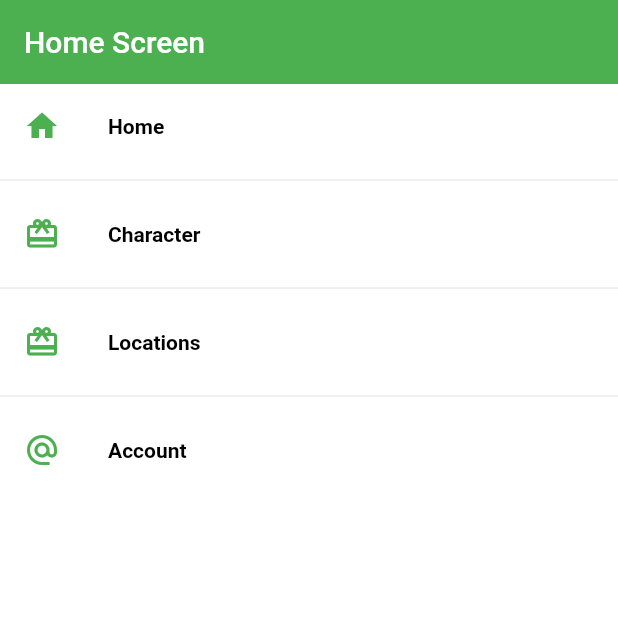
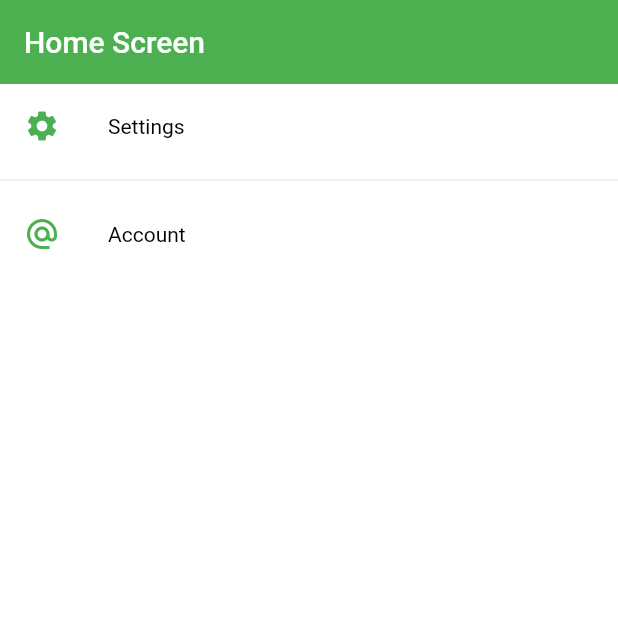
Before and after one commit to Mau-Rdz/flutter-rick-and-morty, a Flutter app: the HomeScreen screen opened directly, on a phone screen of 412 x 824 dp, the top half of it. Run offline on Flutter 3.47's test engine with Material 2 defaults, Android fonts, the phone set to English and light mode, and no system bars; our stand-ins replace shared_preferences; accounts and stored records are empty; network calls fail.

Commit message:
fixed colors and routes

```diff
--- a/lib/main.dart
+++ b/lib/main.dart
@@ -14,7 +14,7 @@ class MyApp extends StatelessWidget {
   Widget build(BuildContext context) {
     return MaterialApp(
       debugShowCheckedModeBanner: false,
-      title: 'Flutter Demo',
+      title: 'Rick and Morty',
       theme: AppTheme.lightTheme,
       initialRoute: AppRoutes.initialRoute,
       routes: AppRoutes.getAppRoutes(),
--- a/lib/router/app_router.dart
+++ b/lib/router/app_router.dart
@@ -1,29 +1,18 @@
 import 'package:flutter/material.dart';
+import 'package:practica/widgets/navigation_bar.dart';
 import 'package:practica/widgets/screens/account.dart';
-import 'package:practica/widgets/screens/characters.dart';
-import 'package:practica/widgets/screens/home.dart';
-import 'package:practica/widgets/screens/location.dart';
 import 'package:practica/models/menu_options.dart';
+import 'package:practica/widgets/screens/login.dart';
 
 class AppRoutes {
-  static const initialRoute = "home";
+  static const initialRoute = "login";
 
   static final menuOptions = <MenuOption>[
     MenuOption(
-        route: "home",
-        icon: Icons.home,
-        name: "Home",
-        screen: const HomeScreen()),
-    MenuOption(
-        route: "character",
-        icon: Icons.card_giftcard,
-        name: "Character",
-        screen: const CharacterScreen()),
-    MenuOption(
-        route: "location",
-        icon: Icons.card_giftcard,
-        name: "Locations",
-        screen: const LocationScreen()),
+        route: "settings",
+        icon: Icons.settings,
+        name: "Settings",
+        screen: const AccountScreen()),
     MenuOption(
         route: "account",
         icon: Icons.alternate_email,
@@ -34,21 +23,20 @@ class AppRoutes {
   static Map<String, Widget Function(BuildContext)> getAppRoutes() {
     Map<String, Widget Function(BuildContext)> appRoutes = {};
     for (var option in menuOptions) {
-      appRoutes.addAll({
-        option.route: (BuildContext context) => option.screen,
-      });
+      if (option.route != "login") {
+        appRoutes[option.route] = (BuildContext context) => option.screen;
+      }
     }
     return appRoutes;
   }
 
   static Map<String, Widget Function(BuildContext)> routes = {
-    '/home': (BuildContext context) => const HomeScreen(),
-    '/character': (BuildContext context) => const CharacterScreen(),
-    '/location': (BuildContext context) => const LocationScreen(),
+    '/home': (BuildContext context) => const ModeloAppBottomBarApp(),
     '/account': (BuildContext context) => const AccountScreen(),
+    '/login': (BuildContext context) => LoginCustom(),
   };
 
   static Route<dynamic> onGenerateRoute(RouteSettings setting) {
-    return MaterialPageRoute(builder: (context) => const HomeScreen());
+    return MaterialPageRoute(builder: (context) => LoginCustom());
   }
 }
--- a/lib/theme/app_theme.dart
+++ b/lib/theme/app_theme.dart
@@ -7,6 +7,9 @@ class AppTheme {
     primaryColor: primary,
     appBarTheme: const AppBarTheme(color: primary, elevation: 0),
     scaffoldBackgroundColor: Colors.black,
+    textTheme: const TextTheme(
+        bodyLarge: TextStyle(color: Colors.black, fontWeight: FontWeight.bold),
+        bodyMedium: TextStyle(color: Colors.white))
   );
 
   static final ThemeData lightTheme = ThemeData.light().copyWith(
@@ -14,7 +17,6 @@ class AppTheme {
       appBarTheme: const AppBarTheme(color: primary, elevation: 0),
       scaffoldBackgroundColor: Colors.white,
       textTheme: const TextTheme(
-          bodyLarge:
-              TextStyle(color: Colors.black, fontWeight: FontWeight.bold),
+          bodyLarge: TextStyle(color: Colors.white, fontWeight: FontWeight.bold),
           bodyMedium: TextStyle(color: Colors.black)));
 }
--- a/lib/widgets/characters/character.dart
+++ b/lib/widgets/characters/character.dart
@@ -4,7 +4,6 @@ class CharacterList extends StatelessWidget {
   final List<Map<String, dynamic>> characters;
 
   const CharacterList({super.key, required this.characters});
-
   @override
   Widget build(BuildContext context) {
     return SingleChildScrollView(
@@ -35,6 +34,7 @@ class MyDataWidget extends StatelessWidget {
     return ListTile(
       title: Text(name),
       subtitle: Text(data["species"] ?? 'No species'),
+      textColor: Theme.of(context).textTheme.bodyMedium!.color
       // Add more widgets as needed based on your data structure.
     );
   }
--- a/lib/widgets/forms/form.dart
+++ b/lib/widgets/forms/form.dart
@@ -21,6 +21,7 @@ class EmailField extends StatelessWidget with Utils {
               icon: Icon(Icons.email),
               border: OutlineInputBorder(),
             ),
+            style: TextStyle(color: Theme.of(context).textTheme.bodyMedium!.color),
         ),
       ),
     );
@@ -47,6 +48,7 @@ class PasswordField extends StatelessWidget with Utils {
             icon: Icon(Icons.lock), // You can use the lock icon for passwords
             border: OutlineInputBorder(),
           ),
+          style: TextStyle(color: Theme.of(context).textTheme.bodyMedium!.color),
         ),
       ),
     );
@@ -66,8 +68,8 @@ class ErrorMessage extends StatelessWidget with Utils {
         width: setWidth(context, widthPercent: 90),
         child: Text(
           message,
-          style: const TextStyle(
-            color: Colors.green,
+          style: TextStyle(
+            color: Theme.of(context).primaryColor,
             fontSize: 20,
           ),
         ),
--- a/lib/widgets/locations/location.dart
+++ b/lib/widgets/locations/location.dart
@@ -35,6 +35,7 @@ class MyDataWidget extends StatelessWidget {
     return ListTile(
       title: Text(name),
       subtitle: Text(data["dimension"] ?? 'No dimension'),
+      textColor: Theme.of(context).textTheme.bodyMedium!.color
       // Add more widgets as needed based on your data structure.
     );
   }
--- a/lib/widgets/screens/home.dart
+++ b/lib/widgets/screens/home.dart
@@ -20,11 +20,8 @@ class HomeScreen extends StatelessWidget {
                 color: Theme.of(context).primaryColor,
               ),
               title: Text(route.name,
-                  style: Theme.of(context).textTheme.bodyLarge),
+                  style: Theme.of(context).textTheme.bodyMedium),
               onTap: () {
-                //final route_ =
-                // MaterialPageRoute(builder: (context) => route.screen);
-                //Navigator.push(context, route_);
                 Navigator.pushNamed(context, route.route);
               },
             );
```
Also changed, not shown: lib/widgets/navigation_bar.dart (+8 -8 lines), lib/widgets/screens/account.dart (+6 -6 lines), lib/widgets/screens/characters.dart (+4 -4 lines), lib/widgets/screens/location.dart (+4 -4 lines), lib/widgets/screens/login.dart (+6 -6 lines).
